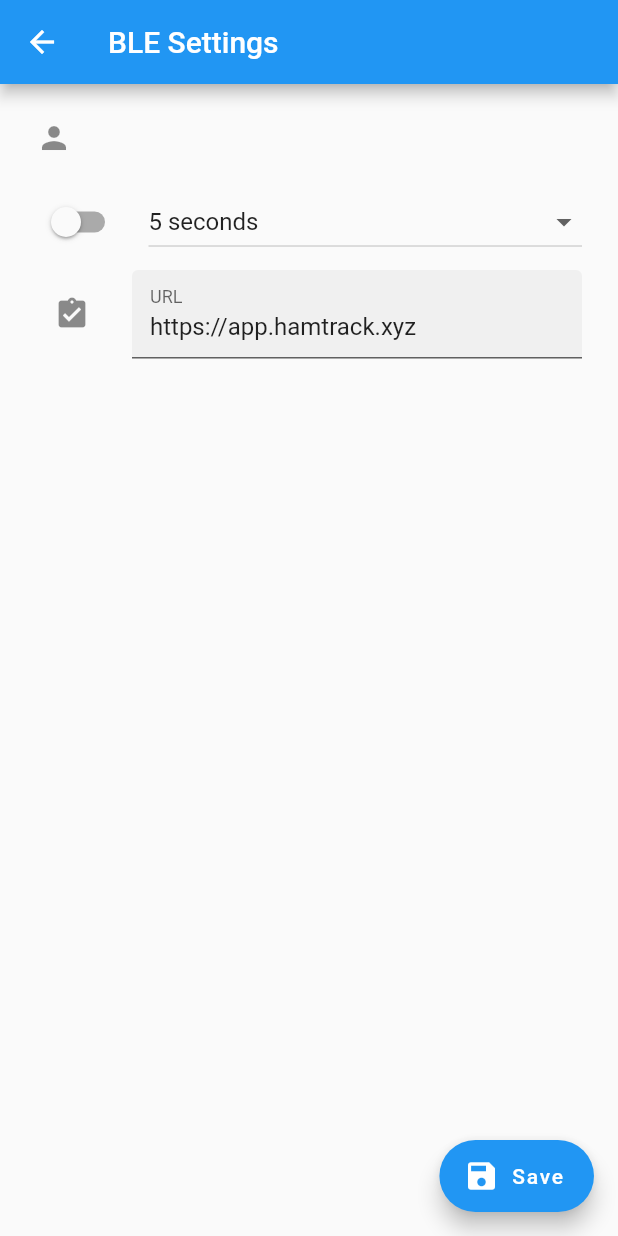
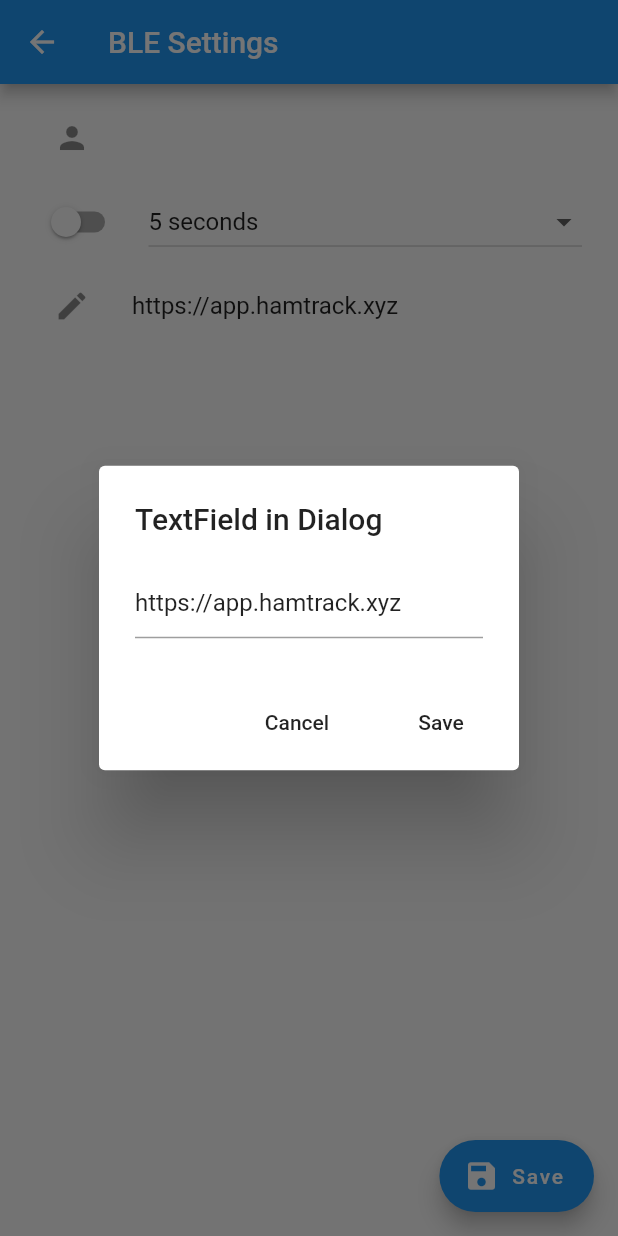
Before and after one commit to ultimate1112/hamtrack-app, a Flutter app: the BLESettingsScreen screen opened directly, after a tap on the "edit" icon, on a phone screen of 412 x 824 dp. Run offline on Flutter 3.47's test engine with Material 2 defaults, Android fonts, the phone set to English and light mode, and no system bars; our stand-ins replace device_info, flutter_blue, flutter_local_notifications, fluttertoast, shared_preferences; accounts and stored records are empty.

Commit message:
Fix AutoScan references. Modified TextField to be inside AlertDialog.

```diff
--- a/ble/hamtrack/lib/ble_settings.dart
+++ b/ble/hamtrack/lib/ble_settings.dart
@@ -108,35 +108,70 @@ class BLESettingsScreen extends StatefulWidget {
 class _BLESettingsScreenState extends State<BLESettingsScreen> {
   BLESettingsModel model = BLESettingsModel();    // Data for Screen.
   Future<bool> isLoaded;    // Don't resolve until model is fetched.
+
   // For TextField.
-  final GlobalKey<FormState> _formKey  = GlobalKey<FormState>();
-  TextEditingController _controller = new TextEditingController();
-  bool editAPI = false;     // State of URL.
+  TextEditingController _UrlController = TextEditingController();
 
 
   /// Load model on state initialization.
   void initState() {
     super.initState();
-    isLoaded = model.loadModel();
+    isLoaded = load();
   }
 
-  /// Handle 'AutoSend Slider'.
-  void enableAutoSend(bool state) {
+  Future<bool> load() async {
+    bool status = await model.loadModel();
+    _UrlController.text = model.url;
+    return status;
+  }
+
+  /// Handle 'AutoScan Slider'.
+  void _enableAutoScan(bool state) {
     setState(() {
       model.autoScan = state;
     });
   }
 
-  /// Handle 'AutoSend Dropdown'.
-  void changeAutoSend(int value) {
+  /// Handle 'AutoScan Dropdown'.
+  void _changeAutoScan(int value) {
     setState(() {
       model.autoScanDuration = value;
       model.autoScan = true;    // Turn on autoScan.
     });
   }
 
+  _editUrl(BuildContext context) async {
+    return showDialog(
+        context: context,
+        builder: (context) {
+          return AlertDialog(
+            title: Text('TextField in Dialog'),
+            content: TextField(
+              controller: _UrlController,
+              decoration: InputDecoration(hintText: "TextField in Dialog"),
+            ),
+            actions: <Widget>[
+              new FlatButton(
+                child: new Text('Cancel'),
+                onPressed: () {
+                  Navigator.of(context).pop();
+                },
+              ),
+              new FlatButton(
+                  child: Text('Save'),
+                  onPressed: () {
+                    model.url = _UrlController.text;
+                    Navigator.of(context).pop();
+                  }
+              ),
+            ],
+          );
+        }).then((_) => setState(() {}));
+  }
+
+
   /// Close settings.
-  void closeSettings({bool save=false}) async {
+  void _closeSettings({bool save=false}) async {
     if(save) {
       await model.saveModel();
       if(await model.verifyModel()) {
@@ -161,7 +196,6 @@ class _BLESettingsScreenState extends State<BLESettingsScreen> {
         );
       }
     }
-
     Navigator.pop(context);   // Exit screen.
   }
 
@@ -215,9 +249,7 @@ class _BLESettingsScreenState extends State<BLESettingsScreen> {
         title: Text('BLE Settings'),
       ),
       floatingActionButton:FloatingActionButton.extended(
-        onPressed: () {
-          closeSettings(save: true);
-        },
+        onPressed: () => _closeSettings(save: true),
         icon: Icon(Icons.save),
         label: Text("Save"),
       ),
@@ -228,14 +260,17 @@ class _BLESettingsScreenState extends State<BLESettingsScreen> {
             children: <Widget>[
 
               ListTile(
-                leading: Icon(Icons.person),
+                leading: IconButton(
+                    icon: Icon(Icons.person),
+                    onPressed: () => null,
+                ),
                 title: Text(model.devId),
               ),
 
               ListTile(
                 leading: Switch(
                   value: model.autoScan,
-                  onChanged: enableAutoSend,
+                  onChanged: (value) => _enableAutoScan(value),
                 ),
                 title: DropdownButton(
                   isExpanded: true,
@@ -262,54 +297,16 @@ class _BLESettingsScreenState extends State<BLESettingsScreen> {
                       value: 60,
                     ),
                   ],
-                  onChanged: changeAutoSend,
+                  onChanged: (value) => _changeAutoScan(value),
                 ),
               ),
 
-              Form(
-                key: _formKey,
-                child: ListTile(
-                    title: TextFormField(
-                      enabled: editAPI,
-                      decoration: InputDecoration(
-                        filled: true,
-                        labelText: 'URL',
-                      ),
-                      initialValue: model.url,
-                      keyboardType: TextInputType.url,
-                      validator: (String value) {
-                        if(value.isEmpty){
-                          return 'URL is required';
-                        }
-                      },
-                      onSaved: (String value){
-                        model.url = value;
-                      },
-                    ),
-                    leading: !editAPI
-                        ? IconButton(
-                      icon: Icon(Icons.edit),
-                      onPressed: () {
-                        setState(() {
-                          editAPI = true;
-                        });
-                      },
-                    )
-                        : IconButton(
-                      icon: Icon(Icons.assignment_turned_in),
-                      onPressed: () {
-                        if(!_formKey.currentState.validate()) {
-                          return;
-                        }
-                        _formKey.currentState.save();
-                        print(model.url);
-
-                        setState(() {
-                          editAPI = false;
-                        });
-                      },
-                    )
+              ListTile(
+                leading: IconButton(
+                  icon: Icon(Icons.edit),
+                  onPressed: () => _editUrl(context)
                 ),
+                title: Text(model.url),
               ),
 
             ],
--- a/ble/hamtrack/lib/main.dart
+++ b/ble/hamtrack/lib/main.dart
@@ -3,6 +3,7 @@ import 'ble.dart';
 import 'ble_settings.dart';
 import 'dart:io';
 
+// Handle HTTP Connections Bad Certificate without failing.
 class MyHttpOverrides extends HttpOverrides{
   @override
   HttpClient createHttpClient(SecurityContext context){
@@ -14,6 +15,7 @@ class MyHttpOverrides extends HttpOverrides{
 // Root of application.
 void main() {
   HttpOverrides.global = new MyHttpOverrides();
+
   runApp(MaterialApp(
     title: 'HamTrack BLE',
     theme: ThemeData(
```
Also changed, not shown: ble/hamtrack/lib/ble.dart (+19 -5 lines).
